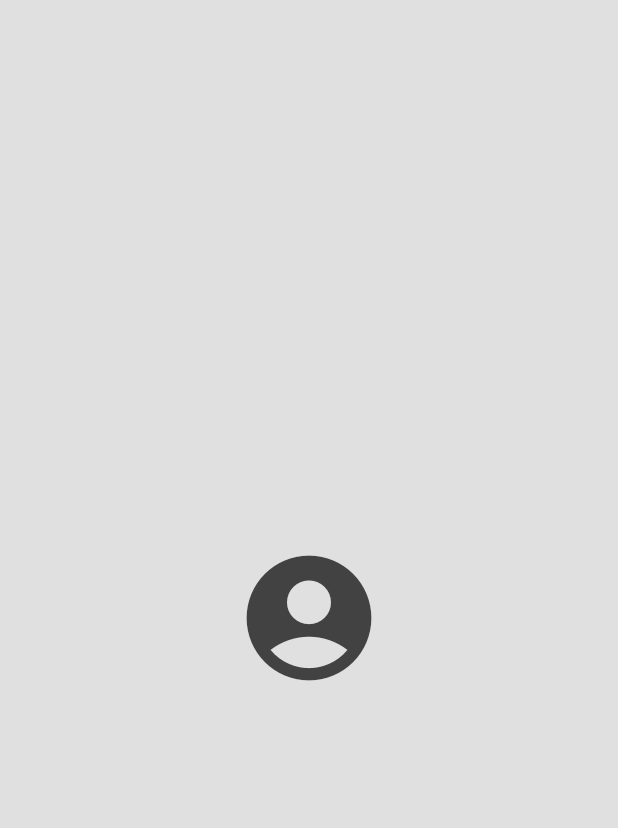
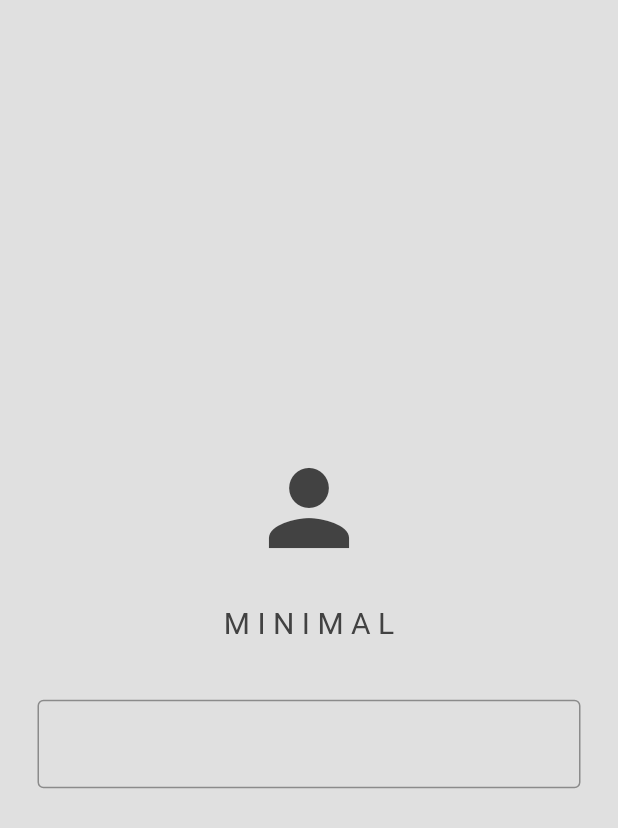
Before and after one commit to KyleAnthonyHay/Social_Media_App, a Flutter app: the screen it shows after launch, on a phone screen of 412 x 824 dp. Shown: the top 828 px of the screen. Run offline on Flutter 3.47's test engine with Material 2 defaults, Android fonts, the phone set to English and light mode, and no system bars.

Commit message:
text field added

```diff
--- /dev/null
+++ b/socialmediaapp/lib/components/MyTextField.dart
@@ -0,0 +1,21 @@
+import 'package:flutter/material.dart';
+
+class MyTextField extends StatelessWidget {
+  final String hintText;
+  final bool obscureText;
+  final TextEditingController controller;
+  const MyTextField({
+    super.key,
+    required this.hintText,
+    required this.obscureText,
+    required this.controller,
+  });
+
+  @override
+  Widget build(BuildContext context) {
+    return TextField(
+      controller: controller,
+      decoration: InputDecoration(border: OutlineInputBorder()),
+    );
+  }
+}
--- a/socialmediaapp/lib/pages/LoginPage.dart
+++ b/socialmediaapp/lib/pages/LoginPage.dart
@@ -1,26 +1,36 @@
 import 'package:flutter/material.dart';
+import 'package:socialmediaapp/components/MyTextField.dart';
 
 class LoginPage extends StatelessWidget {
-  const LoginPage({super.key});
+  TextEditingController emailController = TextEditingController();
+  LoginPage({super.key});
 
   @override
   Widget build(BuildContext context) {
     return Scaffold(
       backgroundColor: Theme.of(context).colorScheme.background,
       body: Center(
+        child: Padding(
+          padding: const EdgeInsets.all(25.0),
           child: Column(
             mainAxisAlignment: MainAxisAlignment.center,
             children: [
               // logo
               Icon(
-              Icons.account_circle,
-              size: 100,
+                Icons.person,
+                size: 80,
                 color: Theme.of(context).colorScheme.inversePrimary,
               ),
+              const SizedBox(height: 25),
               //app name
-
+              const Text(
+                "M I N I M A L",
+                style: TextStyle(fontSize: 20),
+              ),
+              const SizedBox(height: 40),
               // email text field
-
+              MyTextField(
+                  hintText: "", obscureText: false, controller: emailController)
               // password text field
 
               // forgot password
@@ -31,6 +41,7 @@ class LoginPage extends StatelessWidget {
             ],
           ),
         ),
+      ),
     );
   }
 }
```
Also changed, not shown: 1 other file. Lines whose indentation alone changed are shown as unchanged.
